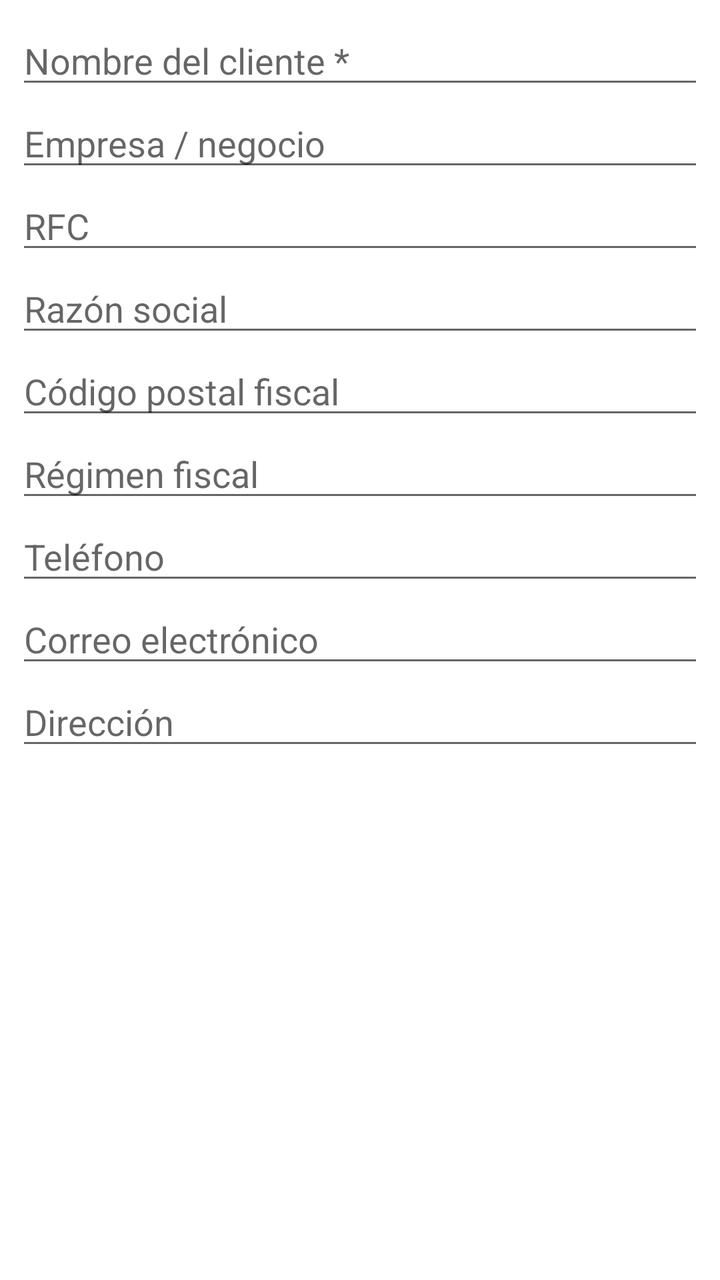
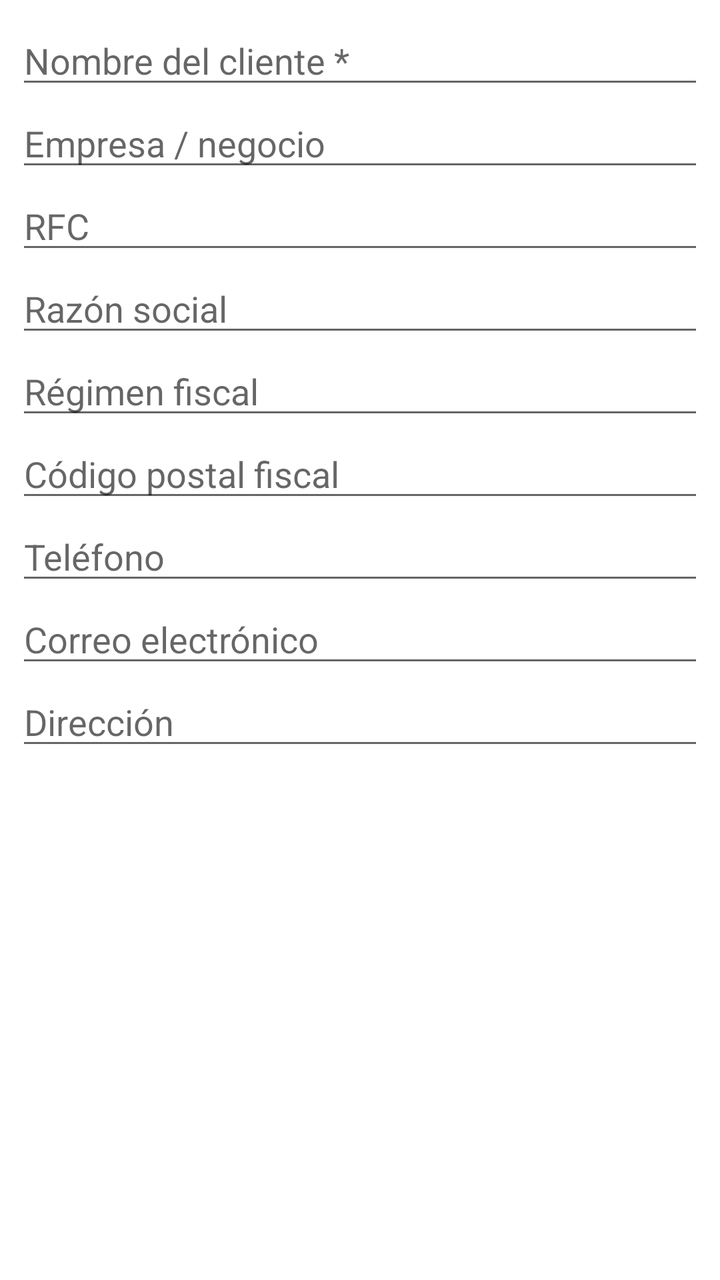

An Android layout rendered at two revisions. The XML below is the earlier revision; the diff shows what the commit changed to produce the second picture.
<!-- AndroidManifest.xml: application theme Theme.MSNexus -->
<!-- res/layout/dialog_cliente.xml -->
<?xml version="1.0" encoding="utf-8"?>
<ScrollView
    xmlns:android="http://schemas.android.com/apk/res/android"
    android:layout_width="match_parent"
    android:layout_height="wrap_content">

    <LinearLayout
        android:layout_width="match_parent"
        android:layout_height="wrap_content"
        android:orientation="vertical"
        android:padding="8dp">

        <EditText
            android:id="@+id/etNombre"
            android:layout_width="match_parent"
            android:layout_height="wrap_content"
            android:hint="Nombre del cliente *"
            android:inputType="textCapWords" />

        <EditText
            android:id="@+id/etEmpresa"
            android:layout_width="match_parent"
            android:layout_height="wrap_content"
            android:hint="Empresa / negocio"
            android:inputType="textCapWords" />

        <EditText
            android:id="@+id/etRfc"
            android:layout_width="match_parent"
            android:layout_height="wrap_content"
            android:hint="RFC"
            android:inputType="textCapCharacters" />

        <EditText
            android:id="@+id/etRazonSocial"
            android:layout_width="match_parent"
            android:layout_height="wrap_content"
            android:hint="Razón social"
            android:inputType="textCapWords" />

        <EditText
            android:id="@+id/etCodigoPostalFiscal"
            android:layout_width="match_parent"
            android:layout_height="wrap_content"
            android:hint="Código postal fiscal"
            android:inputType="number"
            android:maxLength="5" />

        <EditText
            android:id="@+id/etRegimenFiscal"
            android:layout_width="match_parent"
            android:layout_height="wrap_content"
            android:hint="Régimen fiscal"
            android:inputType="text" />

        <EditText
            android:id="@+id/etTelefono"
            android:layout_width="match_parent"
            android:layout_height="wrap_content"
            android:hint="Teléfono"
            android:inputType="phone" />

        <EditText
            android:id="@+id/etCorreo"
            android:layout_width="match_parent"
            android:layout_height="wrap_content"
            android:hint="Correo electrónico"
            android:inputType="textEmailAddress" />

        <EditText
            android:id="@+id/etDireccion"
            android:layout_width="match_parent"
            android:layout_height="wrap_content"
            android:hint="Dirección"
            android:inputType="textCapSentences"
            android:minLines="2" />

    </LinearLayout>

</ScrollView>
<!-- resources referenced by this layout -->
<resources>
  <style name="Theme.MSNexus" parent="Theme.MaterialComponents.DayNight.NoActionBar">
          <item name="android:statusBarColor">@android:color/white</item>
          <item name="android:windowLightStatusBar">true</item>
          <item name="colorPrimary">#1B4D91</item>
          <item name="colorPrimaryVariant">#123A6D</item>
          <item name="colorAccent">#1B4D91</item>
      </style>
</resources>

<!-- the commit's change to res/layout/dialog_cliente.xml (unified diff, before → after) -->
@@ -1,6 +1,5 @@
 <?xml version="1.0" encoding="utf-8"?>
-<ScrollView
-    xmlns:android="http://schemas.android.com/apk/res/android"
+<ScrollView xmlns:android="http://schemas.android.com/apk/res/android"
     android:layout_width="match_parent"
     android:layout_height="wrap_content">
 
@@ -29,7 +28,8 @@
             android:layout_width="match_parent"
             android:layout_height="wrap_content"
             android:hint="RFC"
-            android:inputType="textCapCharacters" />
+            android:inputType="textCapCharacters"
+            android:maxLength="13" />
 
         <EditText
             android:id="@+id/etRazonSocial"
@@ -39,19 +39,19 @@
             android:inputType="textCapWords" />
 
         <EditText
+            android:id="@+id/etRegimenFiscal"
+            android:layout_width="match_parent"
+            android:layout_height="wrap_content"
+            android:hint="Régimen fiscal"
+            android:inputType="textCapWords" />
+
+        <EditText
             android:id="@+id/etCodigoPostalFiscal"
             android:layout_width="match_parent"
             android:layout_height="wrap_content"
             android:hint="Código postal fiscal"
             android:inputType="number"
             android:maxLength="5" />
-
-        <EditText
-            android:id="@+id/etRegimenFiscal"
-            android:layout_width="match_parent"
-            android:layout_height="wrap_content"
-            android:hint="Régimen fiscal"
-            android:inputType="text" />
 
         <EditText
             android:id="@+id/etTelefono"
